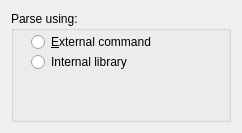
Above: src/preferencesParsing.ui from KDE/kgraphviewer before the change. Below: the same form after it.
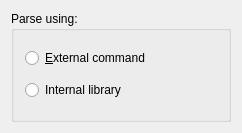
That is the form after the change.

Commit message: Make settings dialogs auto-layout themselves properly.

What changed in the file:
```diff
--- a/src/preferencesParsing.ui
+++ b/src/preferencesParsing.ui
@@ -23,6 +23,9 @@
    </size>
   </property>
   <layout class="QGridLayout">
+   <property name="sizeConstraint">
+    <enum>QLayout::SetMinimumSize</enum>
+   </property>
    <item row="0" column="0">
     <widget class="QGroupBox" name="parsingMode">
      <property name="sizePolicy">
@@ -37,28 +40,19 @@
      <property name="selectedId" stdset="0">
       <number>2</number>
      </property>
+     <layout class="QVBoxLayout" name="verticalLayout">
+      <property name="sizeConstraint">
+       <enum>QLayout::SetMinimumSize</enum>
+      </property>
+      <item>
      <widget class="QRadioButton" name="external">
-      <property name="geometry">
-       <rect>
-        <x>20</x>
-        <y>20</y>
-        <width>161</width>
-        <height>22</height>
-       </rect>
-      </property>
       <property name="text">
        <string>&amp;External command</string>
       </property>
      </widget>
+      </item>
+      <item>
      <widget class="QRadioButton" name="internal">
-      <property name="geometry">
-       <rect>
-        <x>20</x>
-        <y>40</y>
-        <width>141</width>
-        <height>22</height>
-       </rect>
-      </property>
       <property name="text">
        <string>Internal library</string>
       </property>
@@ -66,6 +60,8 @@
        <string/>
       </property>
      </widget>
+      </item>
+     </layout>
     </widget>
    </item>
   </layout>
```
Lines whose indentation alone changed are shown as unchanged. The commit also changes 3 other files.
